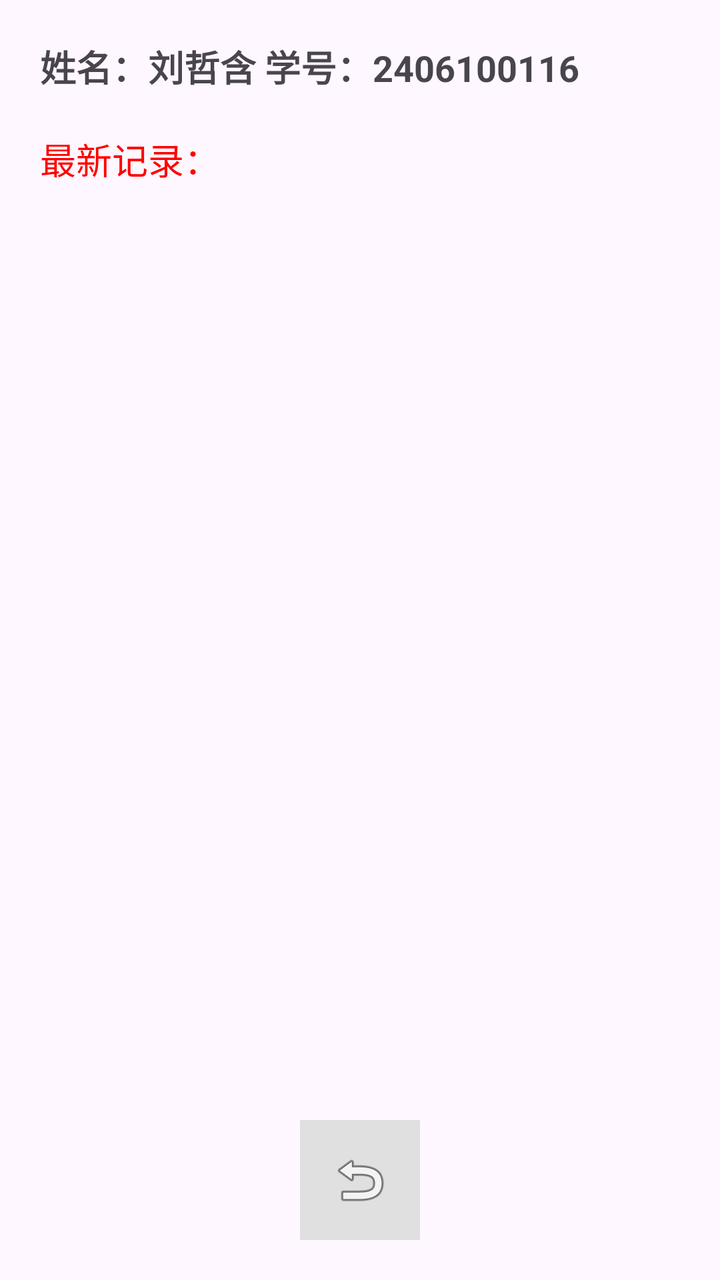
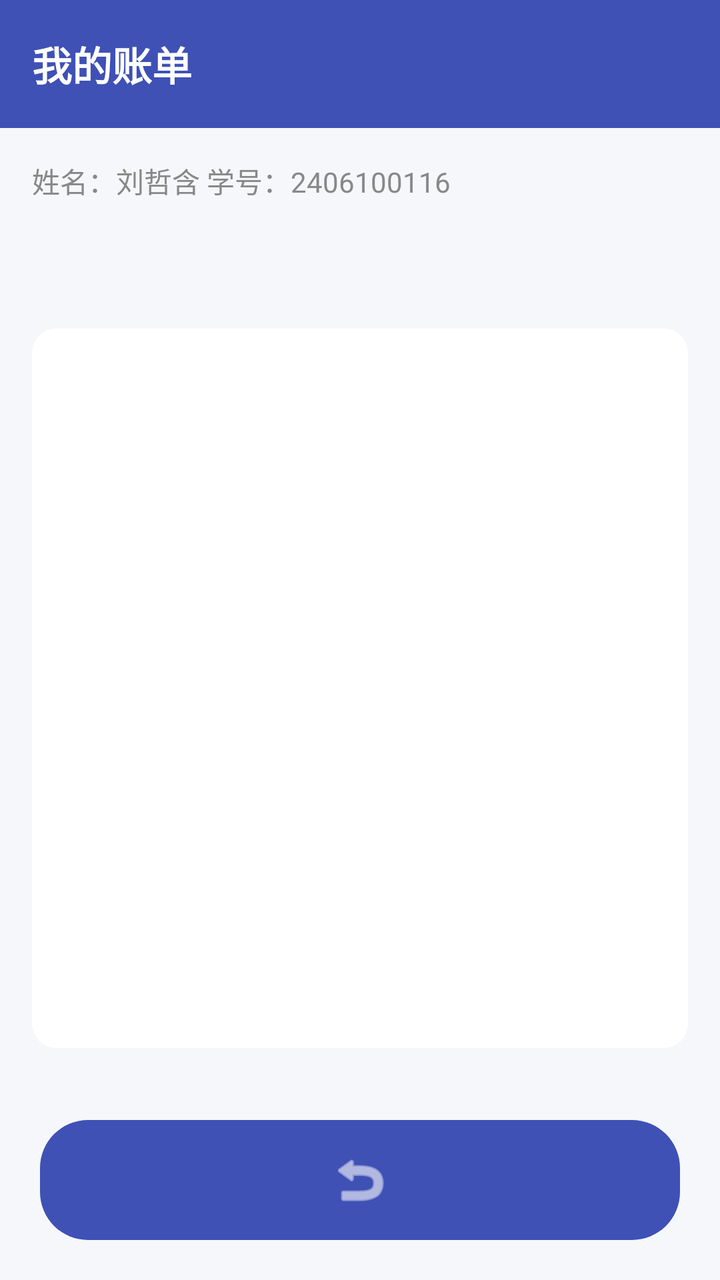

Screens rendered from an Android XML layout before and after an edit, with the pre-edit source and the edit as a unified diff.
<!-- AndroidManifest.xml: application theme Theme.RecordApp -->
<!-- res/layout/activity_result.xml -->
<?xml version="1.0" encoding="utf-8"?>
<RelativeLayout xmlns:android="http://schemas.android.com/apk/res/android"
    android:layout_width="match_parent"
    android:layout_height="match_parent"
    android:padding="20dp"
    android:fitsSystemWindows="true">

    <TextView
        android:id="@+id/tv_info"
        android:layout_width="match_parent"
        android:layout_height="wrap_content"
        android:text="@string/my_info"
        android:textSize="18sp"
        android:textStyle="bold"
        android:layout_marginBottom="20dp"/>

    <TextView
        android:id="@+id/tv_result"
        android:layout_width="match_parent"
        android:layout_height="wrap_content"
        android:layout_below="@id/tv_info"
        android:text="@string/label_result"
        android:textSize="18sp"
        android:textColor="#FF0000"
        android:layout_marginBottom="20dp"/>

    
    <ListView
        android:id="@+id/list_view"
        android:layout_width="match_parent"
        android:layout_height="wrap_content"
        android:layout_below="@id/tv_result"
        android:layout_above="@id/btn_back"
        android:layout_marginBottom="20dp"/>

    
    <ImageButton
        android:id="@+id/btn_back"
        android:layout_width="60dp"
        android:layout_height="60dp"
        android:layout_alignParentBottom="true"
        android:layout_centerHorizontal="true"
        android:src="@android:drawable/ic_menu_revert"
        android:background="#E0E0E0"
        android:contentDescription="@string/btn_back" />
</RelativeLayout>
<!-- resources referenced by this layout -->
<resources>
  <string name="btn_back">返回</string>
  <string name="label_result">最新记录：</string>
  <string name="my_info">姓名：刘哲含   学号：2406100116</string>
  <style name="Theme.RecordApp" parent="Base.Theme.RecordApp" />
  <style name="Base.Theme.RecordApp" parent="Theme.Material3.DayNight.NoActionBar">
          
          
      </style>
</resources>

<!-- the commit's change to res/layout/activity_result.xml (unified diff, before → after) -->
@@ -1,46 +1,66 @@
 <?xml version="1.0" encoding="utf-8"?>
-<RelativeLayout xmlns:android="http://schemas.android.com/apk/res/android"
+<LinearLayout xmlns:android="http://schemas.android.com/apk/res/android"
     android:layout_width="match_parent"
     android:layout_height="match_parent"
-    android:padding="20dp"
+    android:orientation="vertical"
+    android:background="@color/bg_color"
     android:fitsSystemWindows="true">
+
+    
+    <RelativeLayout
+        android:layout_width="match_parent"
+        android:layout_height="?attr/actionBarSize"
+        android:background="@color/primary"
+        android:paddingHorizontal="16dp">
+        <TextView
+            android:layout_width="wrap_content"
+            android:layout_height="wrap_content"
+            android:layout_centerVertical="true"
+            android:text="@string/title_result"
+            android:textColor="@color/white"
+            android:textSize="20sp"
+            android:textStyle="bold" />
+    </RelativeLayout>
 
     <TextView
         android:id="@+id/tv_info"
         android:layout_width="match_parent"
         android:layout_height="wrap_content"
         android:text="@string/my_info"
-        android:textSize="18sp"
-        android:textStyle="bold"
-        android:layout_marginBottom="20dp"/>
+        android:textColor="@color/text_sub"
+        android:textSize="14sp"
+        android:padding="16dp" />
 
+    
     <TextView
-        android:id="@+id/tv_result"
+        android:id="@+id/tv_latest"
         android:layout_width="match_parent"
         android:layout_height="wrap_content"
-        android:layout_below="@id/tv_info"
-        android:text="@string/label_result"
-        android:textSize="18sp"
-        android:textColor="#FF0000"
-        android:layout_marginBottom="20dp"/>
+        android:paddingHorizontal="16dp"
+        android:paddingBottom="10dp"
+        android:textColor="@color/expense_color"
+        android:textSize="16sp"
+        android:textStyle="bold"/>
 
     
     <ListView
         android:id="@+id/list_view"
         android:layout_width="match_parent"
-        android:layout_height="wrap_content"
-        android:layout_below="@id/tv_result"
-        android:layout_above="@id/btn_back"
-        android:layout_marginBottom="20dp"/>
+        android:layout_height="0dp"
+        android:layout_weight="1"
+        android:layout_margin="16dp"
+        android:background="@drawable/bg_card"
+        android:divider="#E0E0E0"
+        android:dividerHeight="1dp"/>
 
     
     <ImageButton
         android:id="@+id/btn_back"
-        android:layout_width="60dp"
+        android:layout_width="match_parent"
         android:layout_height="60dp"
-        android:layout_alignParentBottom="true"
-        android:layout_centerHorizontal="true"
+        android:layout_margin="20dp"
+        android:background="@drawable/bg_button"
         android:src="@android:drawable/ic_menu_revert"
-        android:background="#E0E0E0"
+        android:tint="@color/white"
         android:contentDescription="@string/btn_back" />
-</RelativeLayout>
+</LinearLayout>
<!-- resource entries referenced after the edit -->
@@ -1,8 +1,26 @@
 <!-- resources referenced by this layout -->
 <resources>
+  <color name="bg_color">#F5F7FA</color>
+  <color name="expense_color">#FFAFAB</color>
+  <color name="primary">#3F51B5</color>
+  <color name="text_sub">#888888</color>
+  <color name="white">#FFFFFFFF</color>
+  <!-- drawable bg_button (drawable) -->
+  <?xml version="1.0" encoding="utf-8"?>
+  <shape xmlns:android="http://schemas.android.com/apk/res/android">
+      <solid android:color="@color/primary"/>
+      <corners android:radius="24dp"/>
+  </shape>
+  <!-- drawable bg_card (drawable) -->
+  <?xml version="1.0" encoding="utf-8"?>
+  <shape xmlns:android="http://schemas.android.com/apk/res/android">
+      <solid android:color="@color/white"/>
+      <corners android:radius="12dp"/>
+      <padding android:left="16dp" android:top="16dp" android:right="16dp" android:bottom="16dp"/>
+  </shape>
   <string name="btn_back">返回</string>
-  <string name="label_result">最新记录：</string>
-  <string name="my_info">姓名：刘哲含   学号：2406100116</string>
+  <string name="my_info">姓名：刘哲含  学号：2406100116</string>
+  <string name="title_result">我的账单</string>
   <style name="Theme.RecordApp" parent="Base.Theme.RecordApp" />
   <style name="Base.Theme.RecordApp" parent="Theme.Material3.DayNight.NoActionBar">
           
